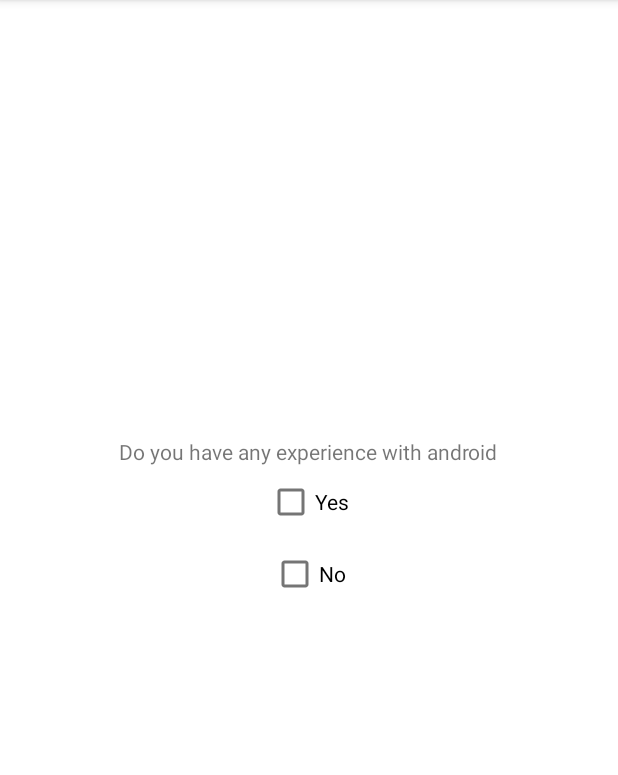
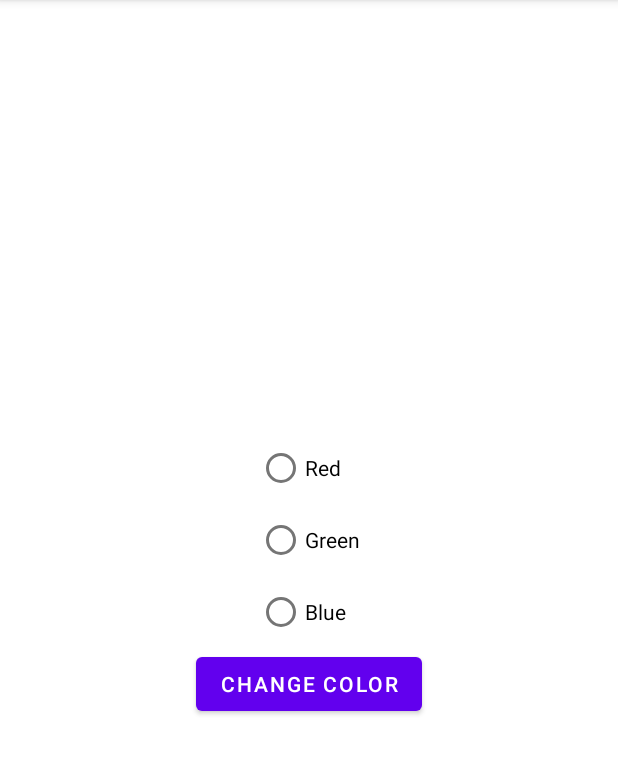
Before and after one commit to MyDevMobileCourse/RevisionExamTp, an Android app: the screen it shows after launch (MainActivity), on a phone screen of 412 x 824 dp, the part 84-859 px from its top. Run offline under Robolectric (Android 15) with nearby library versions, the phone set to English and light mode, and no system bars.

Commit message:
radio buttons

```diff
--- a/app/src/main/java/com/example/examtprevision/MainActivity.kt
+++ b/app/src/main/java/com/example/examtprevision/MainActivity.kt
@@ -1,36 +1,36 @@
 package com.example.examtprevision
 
+import android.graphics.Color
 import android.os.Bundle
+import android.view.View
 import android.widget.CheckBox
+import android.widget.LinearLayout
+import android.widget.RadioButton
 import android.widget.TextView
 import androidx.appcompat.app.AppCompatActivity
 
 class MainActivity : AppCompatActivity() {
-    lateinit var yes: CheckBox
-    lateinit var no: CheckBox
-    lateinit var text: TextView
+    lateinit var red : RadioButton
+    lateinit var green : RadioButton
+    lateinit var blue : RadioButton
+    lateinit var root: LinearLayout
+
     override fun onCreate(savedInstanceState: Bundle?) {
         super.onCreate(savedInstanceState)
         setContentView(R.layout.activity_main)
-        yes = findViewById(R.id.yes)
-        no = findViewById(R.id.no)
-        text = findViewById(R.id.result)
+        red = findViewById(R.id.red)
+        green = findViewById(R.id.green)
+        blue = findViewById(R.id.blue)
+        root= findViewById(R.id.root)
+    }
 
-        yes.setOnClickListener {
-
-            if (yes.isChecked) {
-                text.text = "I have experience"
-                no.isChecked = false;
-            }
+    fun changeColor(view: View){
+        if (red.isChecked){
+            root.setBackgroundColor(Color.RED)
+        }else if (green.isChecked){
+            root.setBackgroundColor(Color.GREEN)
+        } else if (blue.isChecked) {
+            root.setBackgroundColor(Color.BLUE)
         }
-
-        no.setOnClickListener {
-            if (no.isChecked) {
-                text.text = "I have no experience"
-                yes.isChecked = false
-            }
-
-        }
-
     }
 }
--- a/app/src/main/res/layout/activity_main.xml
+++ b/app/src/main/res/layout/activity_main.xml
@@ -5,32 +5,36 @@
     android:layout_height="match_parent"
     android:orientation="vertical"
     android:gravity="center"
+    android:id="@+id/root"
     tools:context=".MainActivity">
 
-    <TextView
+    <RadioGroup
+        android:layout_width="wrap_content"
+        android:layout_height="wrap_content">
+        <RadioButton
             android:layout_width="wrap_content"
             android:layout_height="wrap_content"
-        android:text="Do you have any experience with android"
+            android:text="Red"
+            android:id="@+id/red"
             />
-
-    <CheckBox
+        <RadioButton
             android:layout_width="wrap_content"
             android:layout_height="wrap_content"
-        android:id="@+id/yes"
-        android:text="Yes"
+            android:text="Green"
+            android:id="@+id/green"
             />
-    <CheckBox
+        <RadioButton
             android:layout_width="wrap_content"
             android:layout_height="wrap_content"
-        android:id="@+id/no"
-        android:text="No"
+            android:text="Blue"
+            android:id="@+id/blue"
             />
+    </RadioGroup>
 
-    <TextView
-        android:layout_marginTop="50dp"
+    <Button
         android:layout_width="wrap_content"
         android:layout_height="wrap_content"
-        android:id="@+id/result"
+        android:text="Change color"
+        android:onClick="changeColor"
         />
-
 </LinearLayout>
```
Lines whose indentation alone changed are shown as unchanged.
